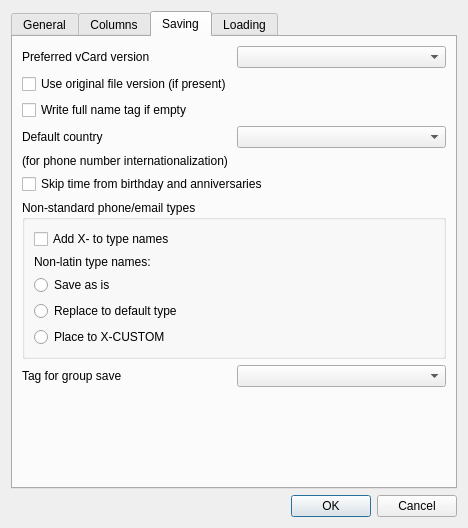
This is app/settingsdialog.ui in DarkHobbit/doublecontact as Qt 5 draws it before an edit. The edited form follows.
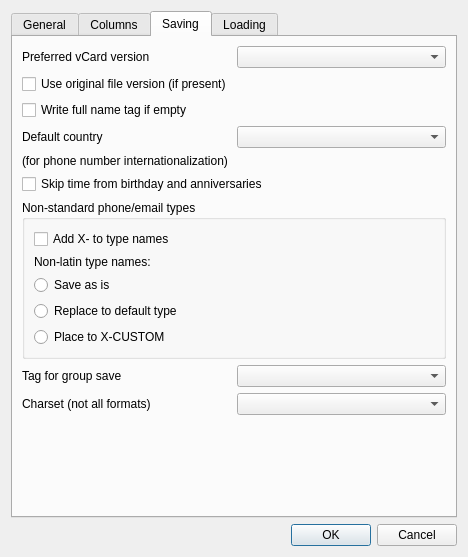
This is the edited form. The open tabs and pages were chosen to show the change.

Commit message: Custom charset for VCF save

Diff of the .ui file:
```diff
--- a/app/settingsdialog.ui
+++ b/app/settingsdialog.ui
@@ -7,7 +7,7 @@
     <x>0</x>
     <y>0</y>
     <width>468</width>
-    <height>528</height>
+    <height>557</height>
    </rect>
   </property>
   <property name="windowTitle">
@@ -334,6 +334,24 @@
          </item>
         </layout>
        </item>
+       <item>
+        <layout class="QHBoxLayout" name="horizontalLayout_7">
+         <item>
+          <widget class="QLabel" name="label">
+           <property name="text">
+            <string>Charset (not all formats)</string>
+           </property>
+          </widget>
+         </item>
+         <item>
+          <widget class="QComboBox" name="cbCharSet">
+           <property name="insertPolicy">
+            <enum>QComboBox::InsertAlphabetically</enum>
+           </property>
+          </widget>
+         </item>
+        </layout>
+       </item>
        <item>
         <spacer name="verticalSpacer">
          <property name="orientation">
```
The commit also changes 26 other files.
